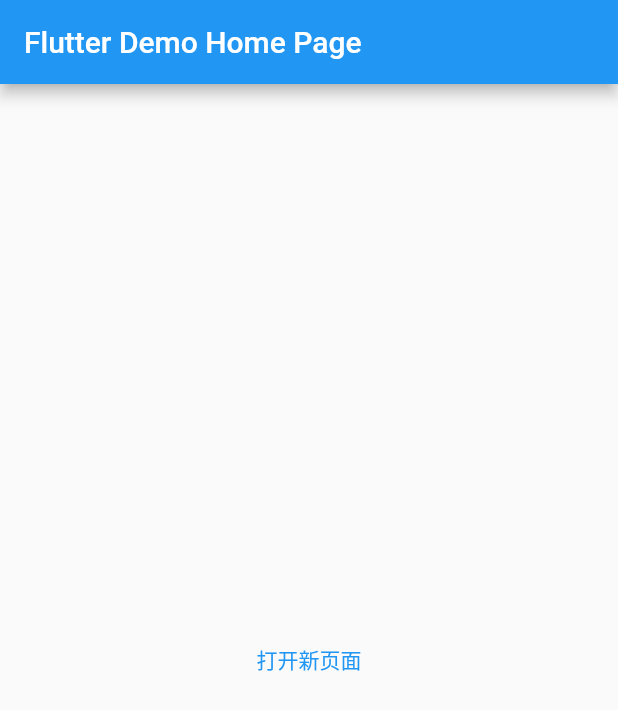
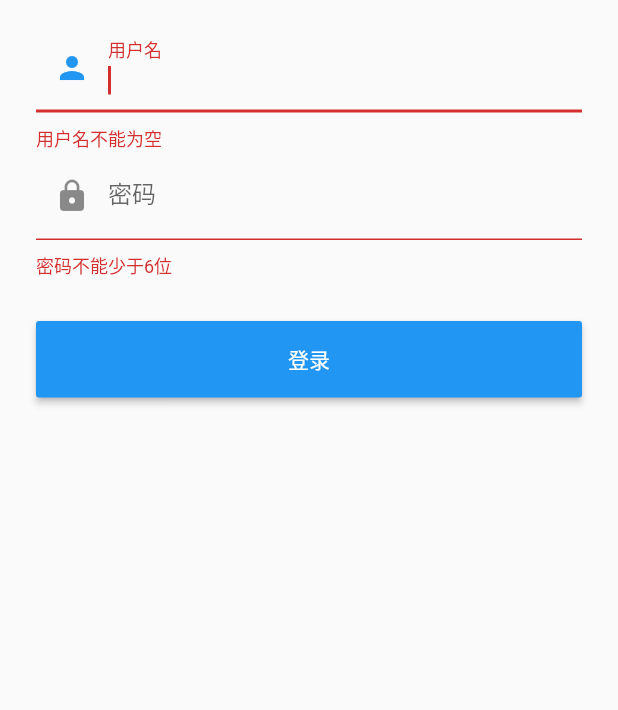
Before and after one commit to wanglu1209/FlutterStudy, a Flutter app: the screen it shows after launch, on a phone screen of 412 x 824 dp. Shown: the top 710 px of the screen. Run offline on Flutter 3.47's test engine with Material 2 defaults, Android fonts, the phone set to English and light mode, and no system bars; our stand-ins replace dio.

Commit message:
学习了基础widgets

```diff
--- /dev/null
+++ b/lib/book/FormTestRoute.dart
@@ -0,0 +1,66 @@
+import 'package:flutter/material.dart';
+
+class FormTestRoute extends StatefulWidget {
+  @override
+  State<StatefulWidget> createState() {
+    return _FormTestRouteState();
+  }
+}
+
+class _FormTestRouteState extends State<FormTestRoute> {
+  var _nameController = TextEditingController();
+  var _pwdController = TextEditingController();
+  var _formKey = GlobalKey<FormState>();
+
+  @override
+  Widget build(BuildContext context) {
+    return Scaffold(
+      body: Padding(
+        padding: const EdgeInsets.symmetric(vertical: 16.0, horizontal: 24.0),
+        child: Form(
+            key: _formKey,
+            autovalidate: true, // 自动校验
+            child: Column(
+              children: <Widget>[
+                TextFormField(
+                  autofocus: true,
+                  controller: _nameController,
+                  decoration: InputDecoration(
+                      labelText: '用户名', prefixIcon: Icon(Icons.person)),
+                  validator: (v) {
+                    return v.trim().length > 0 ? null : "用户名不能为空";
+                  },
+                ),
+                TextFormField(
+                  controller: _pwdController,
+                  decoration: InputDecoration(
+                      labelText: '密码', prefixIcon: Icon(Icons.lock)),
+                  obscureText: true,
+                  validator: (v) {
+                    return v.trim().length > 5 ? null : "密码不能少于6位";
+                  },
+                ),
+                Padding(
+                  padding: EdgeInsets.only(top: 28.0),
+                  child: Row(
+                    children: <Widget>[
+                      Expanded(
+                          child: RaisedButton(
+                              padding: EdgeInsets.all(15.0),
+                              child: Text('登录'),
+                              color: Theme.of(context).primaryColor,
+                              textColor: Colors.white,
+                              onPressed: () {
+                                if (_formKey.currentState.validate()) {
+                                  print('ok');
+                                }
+                              }))
+                    ],
+                  ),
+                )
+              ],
+            )),
+      ),
+    );
+  }
+}
--- a/lib/book/main.dart
+++ b/lib/book/main.dart
@@ -1,6 +1,6 @@
 import 'package:flutter/material.dart';
 
-import 'NewRoute.dart';
+import 'FormTestRoute.dart';
 
 void main() => runApp(new MyApp());
 
@@ -28,26 +28,8 @@ class MyHomePage extends StatefulWidget {
 class _MyHomePageState extends State<MyHomePage> {
   @override
   Widget build(BuildContext context) {
-    return new Scaffold(
-      appBar: new AppBar(
-        title: new Text(widget.title),
-      ),
-      body: new Center(
-        child: new Column(
-          mainAxisAlignment: MainAxisAlignment.center,
-          children: <Widget>[
-            FlatButton(
-              child: Text('打开新页面'),
-              textColor: Colors.blue,
-              onPressed: () {
-                Navigator.push(context, MaterialPageRoute(builder: (context) {
-                  return NewRoute();
-                }));
-              },
-            )
-          ],
-        ),
-      ),
-    );
+    var _unameController = TextEditingController();
+
+    return FormTestRoute();
   }
 }
```
Also changed, not shown: lib/book/ButtonDemo.dart (added, +25 -0 lines), lib/book/MyIcons.dart (added, +9 -0 lines), lib/book/StatefulWidgetDemo.dart (added, +63 -0 lines), lib/book/StatelessWidgetDemo.dart (added, +19 -0 lines), lib/book/TapBoxB.dart (added, +56 -0 lines), lib/book/TapboxA.dart (added, +35 -0 lines), pubspec.yaml (+7 -6 lines), assets/fonts/iconfont.ttf (added), 1 other file.
